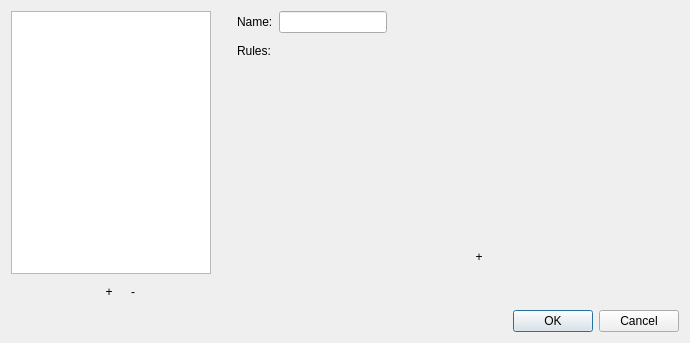
Old version of the form source/dialogs/viewfilterdialog.ui in the repository powertab/powertabeditor.
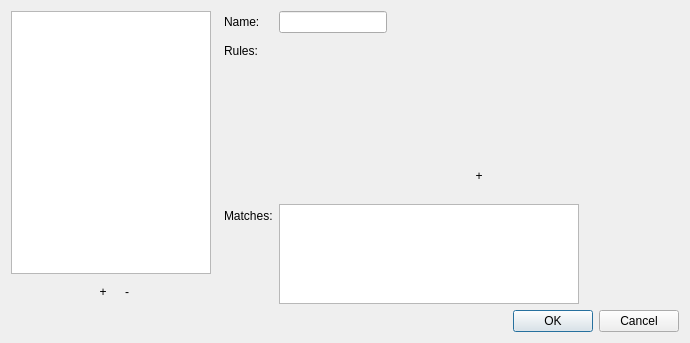
New version of the form.

What changed in the file:
```diff
--- a/source/dialogs/viewfilterdialog.ui
+++ b/source/dialogs/viewfilterdialog.ui
@@ -155,7 +155,7 @@
          <item>
           <widget class="QFrame" name="frame">
            <property name="sizePolicy">
-            <sizepolicy hsizetype="Fixed" vsizetype="Fixed">
+            <sizepolicy hsizetype="Fixed" vsizetype="MinimumExpanding">
              <horstretch>0</horstretch>
              <verstretch>0</verstretch>
             </sizepolicy>
@@ -163,7 +163,7 @@
            <property name="minimumSize">
             <size>
              <width>400</width>
-             <height>200</height>
+             <height>100</height>
             </size>
            </property>
            <property name="maximumSize">
@@ -255,6 +255,9 @@
          </item>
          <item>
           <layout class="QHBoxLayout" name="horizontalLayout_3">
+           <property name="bottomMargin">
+            <number>10</number>
+           </property>
            <item>
             <widget class="QToolButton" name="addRuleButton">
              <property name="minimumSize">
@@ -284,6 +287,38 @@
          </item>
         </layout>
        </item>
+       <item row="2" column="0">
+        <widget class="QLabel" name="matchesLabel">
+         <property name="text">
+          <string>Matches:</string>
+         </property>
+        </widget>
+       </item>
+       <item row="2" column="1">
+        <widget class="QListWidget" name="matchesList">
+         <property name="sizePolicy">
+          <sizepolicy hsizetype="MinimumExpanding" vsizetype="Expanding">
+           <horstretch>0</horstretch>
+           <verstretch>0</verstretch>
+          </sizepolicy>
+         </property>
+         <property name="minimumSize">
+          <size>
+           <width>300</width>
+           <height>0</height>
+          </size>
+         </property>
+         <property name="maximumSize">
+          <size>
+           <width>16777215</width>
+           <height>100</height>
+          </size>
+         </property>
+         <property name="selectionMode">
+          <enum>QAbstractItemView::NoSelection</enum>
+         </property>
+        </widget>
+       </item>
       </layout>
      </item>
     </layout>
```
Left out of the diff: 1 changed line with no effect on the pictures.
